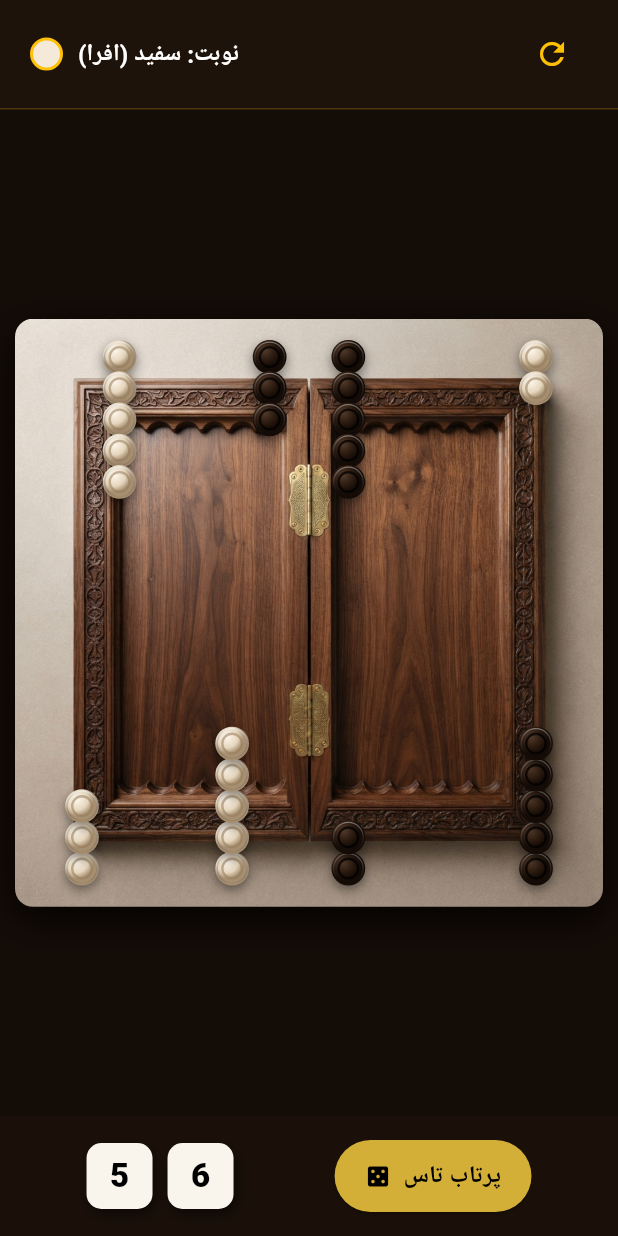
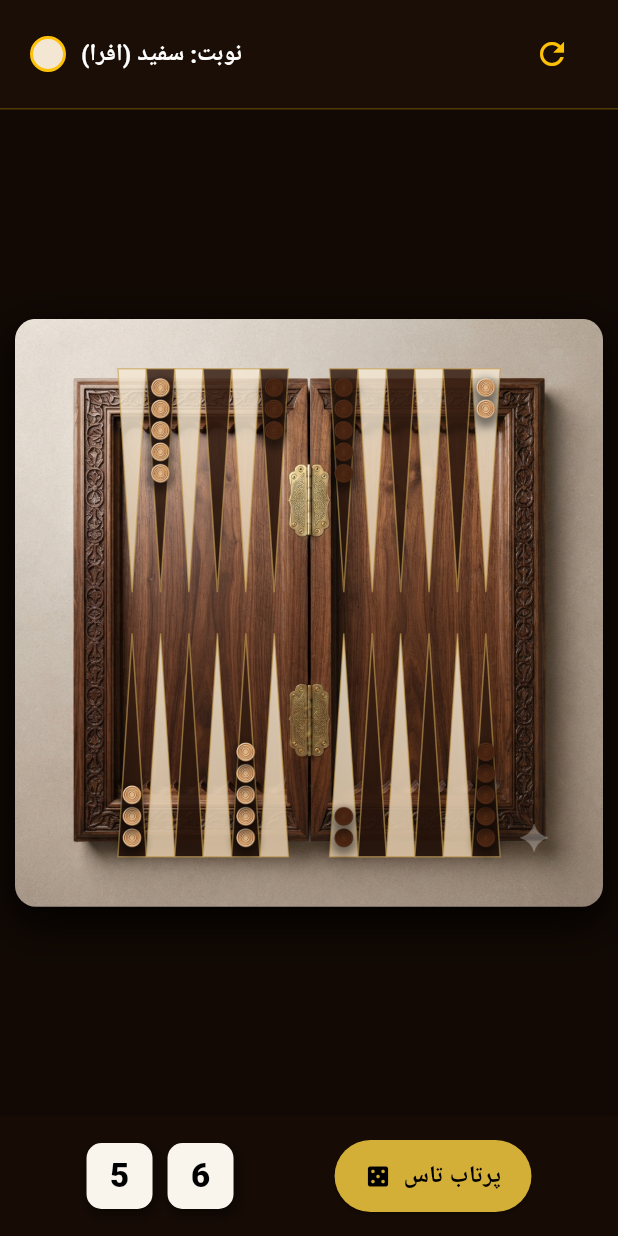
Before and after one commit to leoamirstar-cmd/AMIR, a Flutter app: the screen it shows after launch, after a tap on "پرتاب تاس", on a phone screen of 412 x 824 dp. Run offline on Flutter 3.47's test engine with Material 3 defaults, Android fonts, the phone set to English and light mode, and no system bars.

Commit message:
Update main.dart

```diff
--- a/lib/main.dart
+++ b/lib/main.dart
@@ -20,7 +20,7 @@ class LuxuryBackgammonApp extends StatelessWidget {
       title: 'تخته نرد پارسی',
       debugShowCheckedModeBanner: false,
       theme: ThemeData.dark().copyWith(
-        scaffoldBackgroundColor: const Color(0xFF140C07),
+        scaffoldBackgroundColor: const Color(0xFF120904),
       ),
       home: const BackgammonGameScreen(),
     );
@@ -55,29 +55,39 @@ class _BackgammonGameScreenState extends State<BackgammonGameScreen> {
                       decoration: BoxDecoration(
                         boxShadow: [
                           BoxShadow(
-                            color: Colors.black.withOpacity(0.85),
-                            blurRadius: 22,
-                            offset: const Offset(0, 8),
+                            color: Colors.black.withOpacity(0.9),
+                            blurRadius: 25,
+                            spreadRadius: 2,
+                            offset: const Offset(0, 10),
                           ),
                         ],
-                        borderRadius: BorderRadius.circular(12),
+                        borderRadius: BorderRadius.circular(14),
                       ),
                       child: ClipRRect(
-                        borderRadius: BorderRadius.circular(12),
+                        borderRadius: BorderRadius.circular(14),
                         child: Stack(
                           children: [
+                            // ۱. بورد چوبی خام با منبت‌کاری دور و لولا
                             Positioned.fill(
                               child: Image.asset(
                                 'assets/images/board.png',
                                 fit: BoxFit.fill,
                               ),
                             ),
+
+                            // ۲. لایه مثلث‌های خاتم‌کاری دقیق
                             Positioned.fill(
                               child: CustomPaint(
-                                painter: SymmetricalCheckersPainter(
-                                  game: game,
-                                  selectedPointIndex: selectedPointIndex,
-                                ),
+                                painter: KhatamTrianglesPainter(),
+                              ),
+                            ),
+
+                            // ۳. لایه مهره‌های چوبی طبیعی و واقعی
+                            Positioned.fill(
+                              child: LayoutBuilder(
+                                builder: (context, constraints) {
+                                  return _buildCheckersLayer(constraints.biggest);
+                                },
                               ),
                             ),
                           ],
@@ -100,9 +110,9 @@ class _BackgammonGameScreenState extends State<BackgammonGameScreen> {
     return Container(
       padding: const EdgeInsets.symmetric(horizontal: 20, vertical: 12),
       decoration: BoxDecoration(
-        color: const Color(0xFF1E130B),
+        color: const Color(0xFF1A0E06),
         border: Border(
-          bottom: BorderSide(color: Colors.amber.withOpacity(0.2), width: 1),
+          bottom: BorderSide(color: Colors.amber.withOpacity(0.25), width: 1),
         ),
       ),
       child: Row(
@@ -111,11 +121,11 @@ class _BackgammonGameScreenState extends State<BackgammonGameScreen> {
           Row(
             children: [
               Container(
-                width: 22,
-                height: 22,
+                width: 24,
+                height: 24,
                 decoration: BoxDecoration(
                   shape: BoxShape.circle,
-                  color: isWhite ? const Color(0xFFF5EADA) : const Color(0xFF261910),
+                  color: isWhite ? const Color(0xFFF3E7D3) : const Color(0xFF261910),
                   border: Border.all(color: Colors.amber, width: 2),
                 ),
               ),
@@ -147,7 +157,7 @@ class _BackgammonGameScreenState extends State<BackgammonGameScreen> {
   Widget _buildBottomControls() {
     return Container(
       padding: const EdgeInsets.symmetric(horizontal: 24, vertical: 16),
-      color: const Color(0xFF1A1009),
+      color: const Color(0xFF160B05),
       child: Row(
         mainAxisAlignment: MainAxisAlignment.spaceAround,
         children: [
@@ -219,156 +229,203 @@ class _BackgammonGameScreenState extends State<BackgammonGameScreen> {
       ),
     );
   }
-}
 
-/// نقاش دقیق بر اساس عکس کراپ‌شده بدون حاشیه خارجی
-class SymmetricalCheckersPainter extends CustomPainter {
-  final BackgammonGame game;
-  final int? selectedPointIndex;
-
-  SymmetricalCheckersPainter({
-    required this.game,
-    this.selectedPointIndex,
-  });
-
-  @override
-  void paint(Canvas canvas, Size size) {
+  /// لایه چیدمان مهره‌های طبیعی با عکس واقعی
+  Widget _buildCheckersLayer(Size size) {
     final W = size.width;
     final H = size.height;
 
-    // پارامترهای هندسی دقیق عکس جدید:
-    final leftFieldStart = W * 0.082;
+    // هندسه دقیق کادر داخلی تخته خام (بدون در نظر گرفتن منبت دور و شیارها)
+    final leftFieldStart = W * 0.175;
     final leftFieldEnd = W * 0.465;
     final rightFieldStart = W * 0.535;
-    final rightFieldEnd = W * 0.918;
+    final rightFieldEnd = W * 0.825;
 
     final leftStep = (leftFieldEnd - leftFieldStart) / 6.0;
     final rightStep = (rightFieldEnd - rightFieldStart) / 6.0;
 
-    final checkerRadius = leftStep * 0.45;
-    final topBaseY = H * 0.065;
-    final bottomBaseY = H * 0.935;
-    final checkerSpacing = checkerRadius * 1.85;
+    final checkerSize = leftStep * 0.92;
+    final topBaseY = H * 0.095;
+    final bottomBaseY = H * 0.905 - checkerSize;
+    final checkerOverlap = checkerSize * 0.82;
+
+    List<Widget> checkerWidgets = [];
 
     for (int i = 0; i < 24; i++) {
       final point = game.points[i];
       if (point.count == 0 || point.color == null) continue;
 
       final isTop = i >= 12;
-      double centerX = 0;
+      double posX = 0;
 
       if (isTop) {
-        // ۱۲ تا ۲۳ بالا:
-        // ۱۲ تا ۱۷ (چپ بالا، از لولا به سمت لبه چپ)
         if (i <= 17) {
           final col = 17 - i;
-          centerX = leftFieldStart + (col * leftStep) + (leftStep / 2);
+          posX = leftFieldStart + (col * leftStep) + ((leftStep - checkerSize) / 2);
         } else {
-          // ۱۸ تا ۲۳ (راست بالا، از لولا به سمت لبه راست)
           final col = i - 18;
-          centerX = rightFieldStart + (col * rightStep) + (rightStep / 2);
+          posX = rightFieldStart + (col * rightStep) + ((rightStep - checkerSize) / 2);
         }
       } else {
-        // ۰ تا ۱۱ پایین:
-        // ۰ تا ۵ (راست پایین)
         if (i <= 5) {
           final col = i;
-          centerX = rightFieldStart + (col * rightStep) + (rightStep / 2);
+          posX = rightFieldStart + (col * rightStep) + ((rightStep - checkerSize) / 2);
         } else {
-          // ۶ تا ۱۱ (چپ پایین)
           final col = 11 - i;
-          centerX = leftFieldStart + (col * leftStep) + (leftStep / 2);
+          posX = leftFieldStart + (col * leftStep) + ((leftStep - checkerSize) / 2);
         }
       }
 
       for (int c = 0; c < point.count; c++) {
-        final centerY = isTop
-            ? topBaseY + (c * checkerSpacing)
-            : bottomBaseY - (c * checkerSpacing);
+        final posY = isTop
+            ? topBaseY + (c * checkerOverlap)
+            : bottomBaseY - (c * checkerOverlap);
 
-        _drawLuxuryChecker(
-          canvas,
-          Offset(centerX, centerY),
-          checkerRadius,
-          point.color == PlayerColor.white,
-          selectedPointIndex == i && c == point.count - 1,
+        final isWhite = point.color == PlayerColor.white;
+
+        checkerWidgets.add(
+          Positioned(
+            left: posX,
+            top: posY,
+            width: checkerSize,
+            height: checkerSize,
+            child: _buildRealisticCheckerWidget(isWhite),
+          ),
         );
       }
     }
+
+    return Stack(children: checkerWidgets);
   }
 
-  void _drawLuxuryChecker(
-    Canvas canvas,
-    Offset center,
-    double radius,
-    bool isWhite,
-    bool isSelected,
-  ) {
-    // ۱. سایه طبیعی روی چوب
-    final shadowPaint = Paint()
-      ..color = Colors.black.withOpacity(isSelected ? 0.6 : 0.45)
-      ..maskFilter = MaskFilter.blur(BlurStyle.normal, isSelected ? 8 : 4);
+  Widget _buildRealisticCheckerWidget(bool isWhite) {
+    return Container(
+      decoration: BoxDecoration(
+        shape: BoxShape.circle,
+        boxShadow: [
+          BoxShadow(
+            color: Colors.black.withOpacity(0.45),
+            blurRadius: 4,
+            offset: const Offset(0, 3),
+          ),
+        ],
+      ),
+      child: isWhite
+          // مهره چوب افرای طبیعی (عکس اصلی)
+          ? Image.asset(
+              'assets/images/checker.png',
+              fit: BoxFit.contain,
+            )
+          // مهره چوب گردوی تیره (با فیلتر رنگی گرم چوب کهنسال)
+          : ColorFiltered(
+              colorFilter: const ColorFilter.matrix([
+                0.28, 0, 0, 0, 15,
+                0, 0.18, 0, 0, 8,
+                0, 0, 0.12, 0, 4,
+                0, 0, 0, 1.0, 0,
+              ]),
+              child: Image.asset(
+                'assets/images/checker.png',
+                fit: BoxFit.contain,
+              ),
+            ),
+    );
+  }
+}
 
-    canvas.drawCircle(
-      center.translate(0, isSelected ? 5 : 3),
-      radius,
-      shadowPaint,
-    );
+/// نقاش مثلث‌های اصیل خاتم‌کاری با نوک باریک و حاشیه‌های طلایی
+class KhatamTrianglesPainter extends CustomPainter {
+  @override
+  void paint(Canvas canvas, Size size) {
+    final W = size.width;
+    final H = size.height;
 
-    // ۲. گرادیانت چوب گردو یا افرا
-    final baseGradient = isWhite
-        ? const RadialGradient(
-            center: Alignment(-0.3, -0.4),
-            colors: [Color(0xFFFFF8EE), Color(0xFFE5D5BC), Color(0xFFA68E70)],
-            stops: [0.0, 0.65, 1.0],
-          )
-        : const RadialGradient(
-            center: Alignment(-0.3, -0.4),
-            colors: [Color(0xFF533B2C), Color(0xFF2C1B10), Color(0xFF140B06)],
-            stops: [0.0, 0.6, 1.0],
-          );
+    final leftFieldStart = W * 0.175;
+    final leftFieldEnd = W * 0.465;
+    final rightFieldStart = W * 0.535;
+    final rightFieldEnd = W * 0.825;
 
-    final basePaint = Paint()
-      ..shader = baseGradient.createShader(
-        Rect.fromCircle(center: center, radius: radius),
-      );
+    final leftStep = (leftFieldEnd - leftFieldStart) / 6.0;
+    final rightStep = (rightFieldEnd - rightFieldStart) / 6.0;
 
-    canvas.drawCircle(center, radius, basePaint);
+    final triangleHeight = H * 0.38;
+    final topY = H * 0.085;
+    final bottomY = H * 0.915;
 
-    // ۳. شیار خراطی‌شده سنتی وسط مهره
-    final ringPaint = Paint()
-      ..style = PaintingStyle.stroke
-      ..strokeWidth = radius * 0.14
-      ..color = isWhite
-          ? const Color(0xFF947B5A).withOpacity(0.55)
-          : Colors.black.withOpacity(0.75);
+    // ۱۲ مثلث بالا
+    for (int i = 0; i < 6; i++) {
+      // چپ بالا
+      final x1 = leftFieldStart + (i * leftStep);
+      final x2 = x1 + leftStep;
+      _drawKhatamTriangle(canvas, x1, topY, x2, topY, (x1 + x2) / 2, topY + triangleHeight, i % 2 == 0);
 
-    canvas.drawCircle(center, radius * 0.58, ringPaint);
+      // راست بالا
+      final rx1 = rightFieldStart + (i * rightStep);
+      final rx2 = rx1 + rightStep;
+      _drawKhatamTriangle(canvas, rx1, topY, rx2, topY, (rx1 + rx2) / 2, topY + triangleHeight, i % 2 == 1);
+    }
 
-    // ۴. های‌لایت نور براق لبه مهره
-    final highlightPaint = Paint()
-      ..style = PaintingStyle.stroke
-      ..strokeWidth = radius * 0.08
-      ..shader = LinearGradient(
-        begin: Alignment.topCenter,
-        end: Alignment.bottomCenter,
-        colors: [
-          Colors.white.withOpacity(isWhite ? 0.85 : 0.45),
-          Colors.transparent,
-        ],
-      ).createShader(Rect.fromCircle(center: center, radius: radius));
+    // ۱۲ مثلث پایین
+    for (int i = 0; i < 6; i++) {
+      // چپ پایین
+      final x1 = leftFieldStart + (i * leftStep);
+      final x2 = x1 + leftStep;
+      _drawKhatamTriangle(canvas, x1, bottomY, x2, bottomY, (x1 + x2) / 2, bottomY - triangleHeight, i % 2 == 1);
 
-    canvas.drawCircle(center, radius * 0.88, highlightPaint);
-
-    if (isSelected) {
-      final selectPaint = Paint()
-        ..style = PaintingStyle.stroke
-        ..strokeWidth = 3.0
-        ..color = const Color(0xFFFFD700);
-      canvas.drawCircle(center, radius + 2, selectPaint);
+      // راست پایین
+      final rx1 = rightFieldStart + (i * rightStep);
+      final rx2 = rx1 + rightStep;
+      _drawKhatamTriangle(canvas, rx1, bottomY, rx2, bottomY, (rx1 + rx2) / 2, bottomY - triangleHeight, i % 2 == 0);
     }
   }
 
+  void _drawKhatamTriangle(
+    Canvas canvas,
+    double x1, double y1,
+    double x2, double y2,
+    double tipX, double tipY,
+    bool isLight,
+  ) {
+    final path = Path()
+      ..moveTo(x1, y1)
+      ..lineTo(x2, y2)
+      ..lineTo(tipX, tipY)
+      ..close();
+
+    // رنگ و گرادیانت چوب افرا یا گردوی خاتم
+    final gradient = isLight
+        ? LinearGradient(
+            begin: Alignment.topCenter,
+            end: Alignment.bottomCenter,
+            colors: [
+              const Color(0xFFF3E7D3).withOpacity(0.85),
+              const Color(0xFFDCC4A5).withOpacity(0.9),
+            ],
+          )
+        : LinearGradient(
+            begin: Alignment.topCenter,
+            end: Alignment.bottomCenter,
+            colors: [
+              const Color(0xFF381F13).withOpacity(0.85),
+              const Color(0xFF221109).withOpacity(0.9),
+            ],
+          );
+
+    final fillPaint = Paint()
+      ..shader = gradient.createShader(path.getBounds())
+      ..style = PaintingStyle.fill;
+
+    canvas.drawPath(path, fillPaint);
+
+    // خط حاشیه طلایی-برنجی ظریف دور هر مثلث
+    final strokePaint = Paint()
+      ..color = const Color(0xFFC8A155).withOpacity(0.6)
+      ..style = PaintingStyle.stroke
+      ..strokeWidth = 1.0;
+
+    canvas.drawPath(path, strokePaint);
+  }
+
   @override
-  bool shouldRepaint(covariant CustomPainter oldDelegate) => true;
+  bool shouldRepaint(covariant CustomPainter oldDelegate) => false;
 }
```
